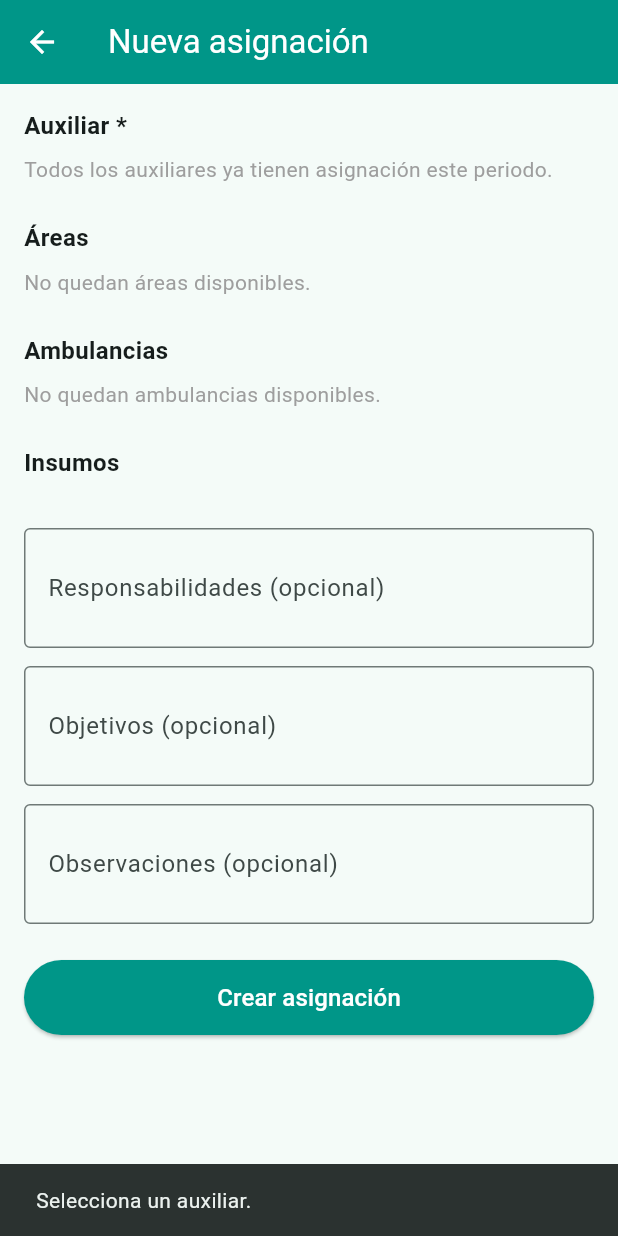
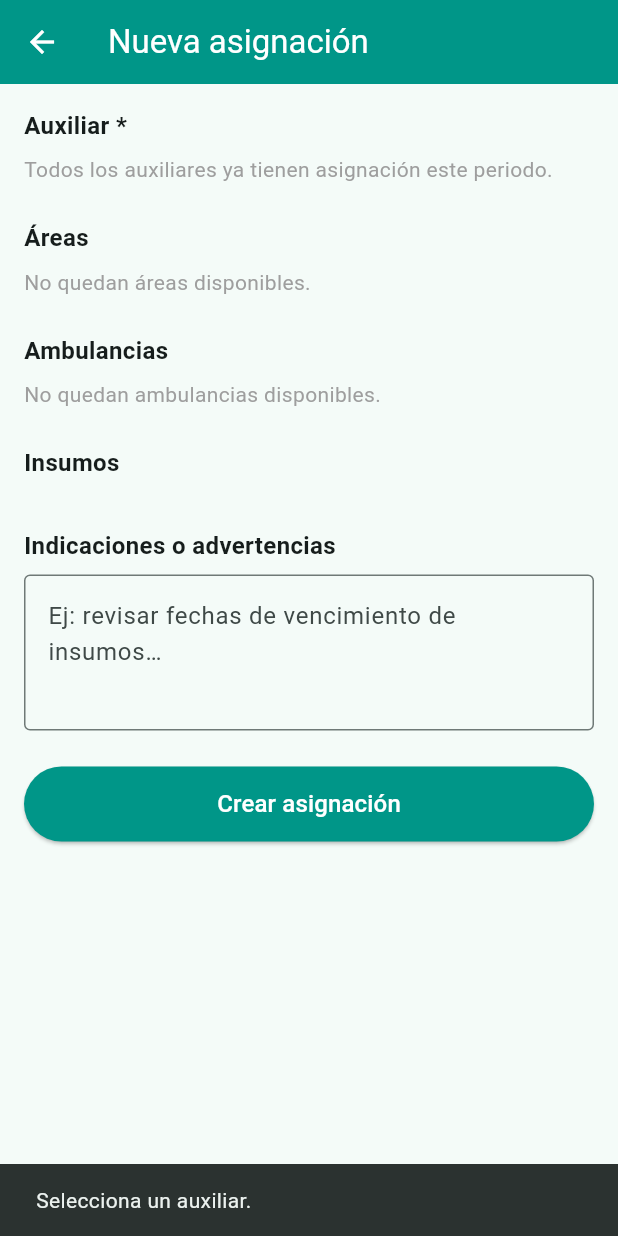
Before and after one commit to JorgeVex/sigeca, a Flutter app: the AssignmentFormPage screen opened directly, after a tap on "Crear asignación", on a phone screen of 412 x 824 dp. Run offline on Flutter 3.47's test engine with Material 3 defaults, Android fonts, the phone set to English and light mode, and no system bars; our stand-ins replace flutter_riverpod, go_router, supabase_flutter; accounts and stored records are empty.

Commit message:
agregando cuadro de indicaciones

```diff
--- a/lib/features/assignments/presentation/pages/assignments_form_page.dart
+++ b/lib/features/assignments/presentation/pages/assignments_form_page.dart
@@ -28,16 +28,12 @@ class _AssignmentFormPageState extends ConsumerState<AssignmentFormPage> {
   final Map<String, int> _selectedSupplies = {};
   final Map<String, TextEditingController> _qtyControllers = {};
 
-  final _responsibilitiesController = TextEditingController();
-  final _objectivesController = TextEditingController();
   final _observationsController = TextEditingController();
 
   bool _saving = false;
 
   @override
   void dispose() {
-    _responsibilitiesController.dispose();
-    _objectivesController.dispose();
     _observationsController.dispose();
     for (final c in _qtyControllers.values) {
       c.dispose();
@@ -99,30 +95,16 @@ class _AssignmentFormPageState extends ConsumerState<AssignmentFormPage> {
             _buildSuppliesCheckboxes(suppliesAsync),
             const SizedBox(height: 24),
 
-            // --- Notas ---
-            TextField(
-              controller: _responsibilitiesController,
-              maxLines: 2,
-              decoration: const InputDecoration(
-                labelText: 'Responsabilidades (opcional)',
-                border: OutlineInputBorder(),
-              ),
-            ),
-            const SizedBox(height: 12),
-            TextField(
-              controller: _objectivesController,
-              maxLines: 2,
-              decoration: const InputDecoration(
-                labelText: 'Objetivos (opcional)',
-                border: OutlineInputBorder(),
-              ),
-            ),
-            const SizedBox(height: 12),
+// --- Indicaciones o advertencias ---
+            const Text('Indicaciones o advertencias',
+                style:
+                    TextStyle(fontSize: 16, fontWeight: FontWeight.bold)),
+            const SizedBox(height: 8),
             TextField(
               controller: _observationsController,
-              maxLines: 2,
+              maxLines: 3,
               decoration: const InputDecoration(
-                labelText: 'Observaciones (opcional)',
+                hintText: 'Ej: revisar fechas de vencimiento de insumos…',
                 border: OutlineInputBorder(),
               ),
             ),
@@ -424,12 +406,6 @@ class _AssignmentFormPageState extends ConsumerState<AssignmentFormPage> {
         areaIds: _selectedAreas.toList(),
         ambulanceIds: _selectedAmbulances.toList(),
         supplies: _selectedSupplies,
-        responsibilities: _responsibilitiesController.text.trim().isEmpty
-            ? null
-            : _responsibilitiesController.text.trim(),
-        objectives: _objectivesController.text.trim().isEmpty
-            ? null
-            : _objectivesController.text.trim(),
         observations: _observationsController.text.trim().isEmpty
             ? null
             : _observationsController.text.trim(),
```
